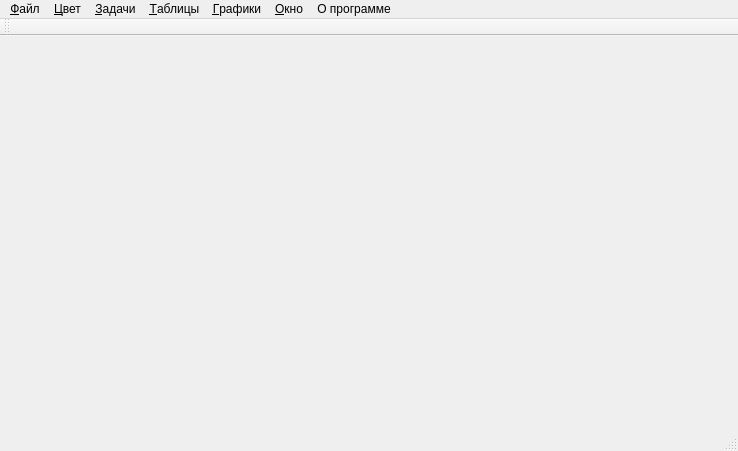
This is mainwindow.ui in Turch1993/burya as Qt 5 draws it before an edit. The edited form follows.
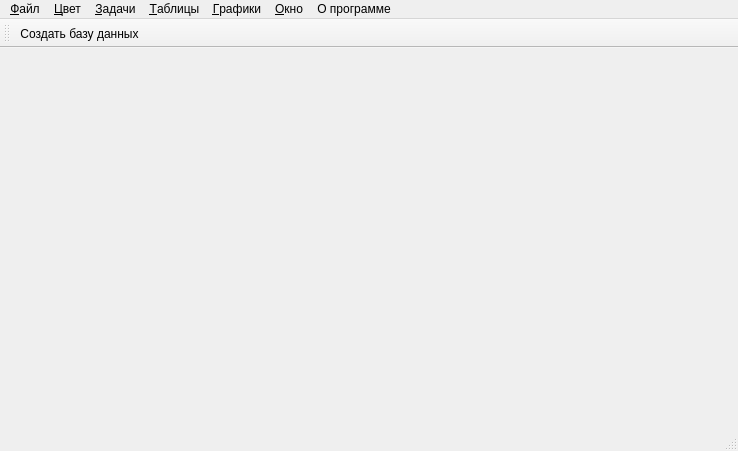
This is the edited form.

```diff
--- a/mainwindow.ui
+++ b/mainwindow.ui
@@ -85,6 +85,7 @@
    <attribute name="toolBarBreak">
     <bool>false</bool>
    </attribute>
+   <addaction name="createDatabase"/>
   </widget>
   <widget class="QStatusBar" name="statusBar"/>
   <action name="createDatabase">
```
Left out of the diff: 11 changed lines with no effect on the pictures.
